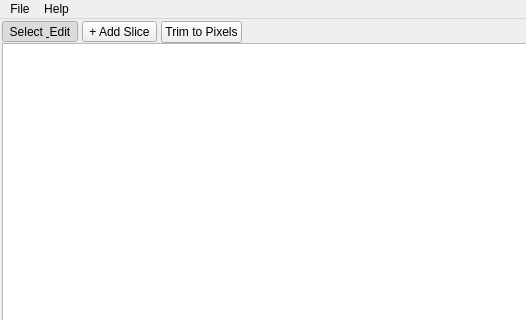
The window that SpriteStudio/src/mainwindow.ui (oktailb/SpriteStudio) describes before a commit, drawn with Qt 5; both pictures show x 0 to 526 and y 0 to 320 of the 1397 by 767 pixel window.
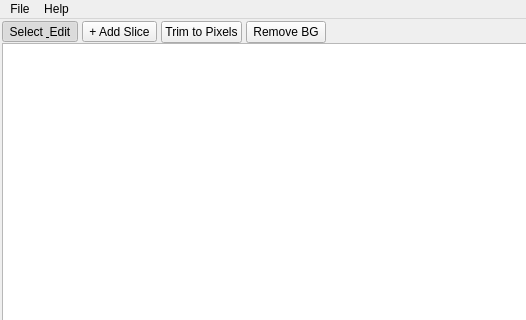
The same window after the commit. Icons and pictures are not drawn.

What changed in the file:
```diff
--- a/SpriteStudio/src/mainwindow.ui
+++ b/SpriteStudio/src/mainwindow.ui
@@ -123,6 +123,16 @@
              </property>
             </widget>
            </item>
+           <item>
+            <widget class="QPushButton" name="btnRemoveBg">
+             <property name="text">
+              <string>Remove BG</string>
+             </property>
+             <property name="toolTip">
+              <string>Automatically remove background color and extract sprites</string>
+             </property>
+            </widget>
+           </item>
            <item>
             <spacer name="spacerSliceTools">
              <property name="orientation">
```
